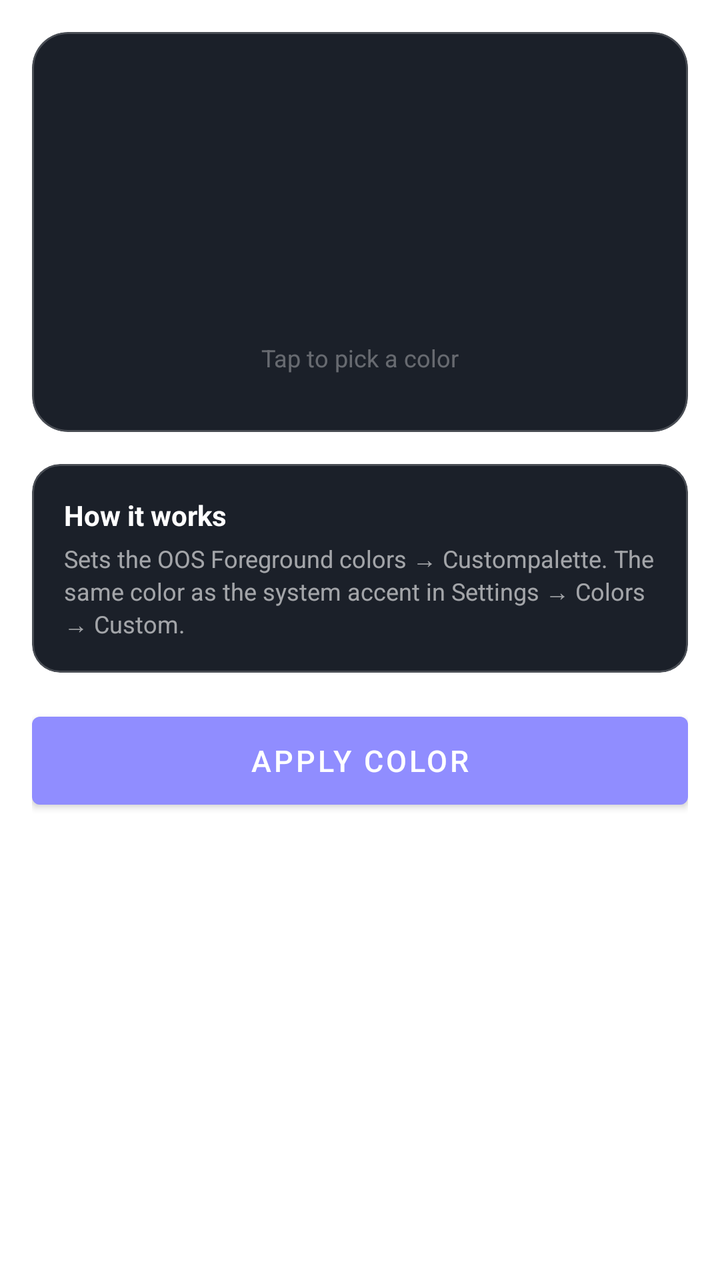
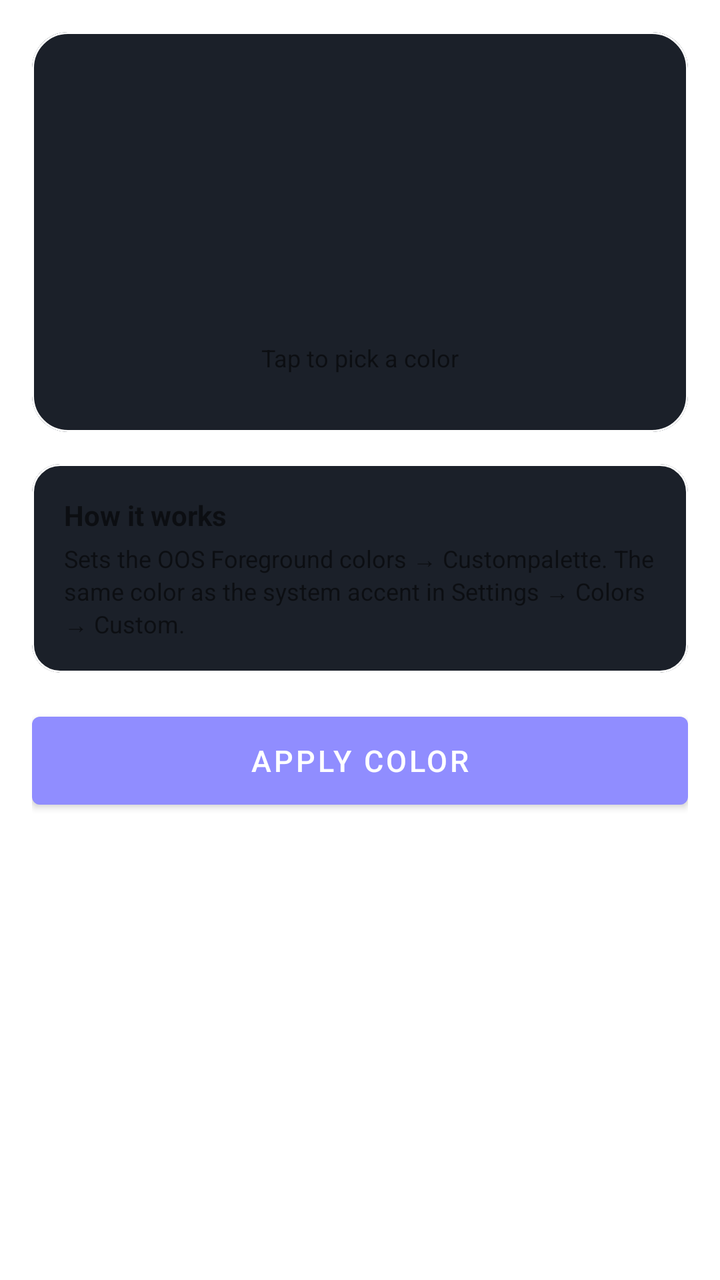

The first picture is an Android layout as it rendered before a commit; the second is the same layout after the commit. The layout source and the unified diff follow.
<!-- AndroidManifest.xml: application theme Theme.Obsidian -->
<!-- res/layout/fragment_system_colors.xml -->
<?xml version="1.0" encoding="utf-8"?>
<LinearLayout
    xmlns:android="http://schemas.android.com/apk/res/android"
    xmlns:app="http://schemas.android.com/apk/res-auto"
    android:layout_width="match_parent"
    android:layout_height="match_parent"
    android:orientation="vertical"
    android:padding="16dp">

    
    <com.google.android.material.card.MaterialCardView
        android:layout_width="match_parent"
        android:layout_height="200dp"
        android:layout_marginBottom="16dp"
        app:cardBackgroundColor="@color/obs_surface"
        app:cardCornerRadius="18dp"
        app:cardElevation="0dp"
        app:strokeColor="#33FFFFFF"
        app:strokeWidth="1dp">

        <LinearLayout
            android:layout_width="match_parent"
            android:layout_height="match_parent"
            android:gravity="center"
            android:orientation="vertical">

            
            <FrameLayout
                android:id="@+id/systemColorSwatchContainer"
                android:layout_width="88dp"
                android:layout_height="88dp"
                android:clickable="true"
                android:focusable="true"
                android:foreground="?attr/selectableItemBackgroundBorderless">

                <View
                    android:id="@+id/systemColorSwatch"
                    android:layout_width="88dp"
                    android:layout_height="88dp" />

            </FrameLayout>

            <TextView
                android:id="@+id/systemColorHex"
                android:layout_width="wrap_content"
                android:layout_height="wrap_content"
                android:layout_marginTop="12dp"
                android:fontFamily="monospace"
                android:textColor="#CCFFFFFF"
                android:textSize="16sp" />

            <TextView
                android:layout_width="wrap_content"
                android:layout_height="wrap_content"
                android:layout_marginTop="4dp"
                android:text="@string/system_color_tap_hint"
                android:textColor="#55FFFFFF"
                android:textSize="12sp" />

        </LinearLayout>

    </com.google.android.material.card.MaterialCardView>

    
    <com.google.android.material.card.MaterialCardView
        android:layout_width="match_parent"
        android:layout_height="wrap_content"
        android:layout_marginBottom="16dp"
        app:cardBackgroundColor="@color/obs_surface"
        app:cardCornerRadius="14dp"
        app:cardElevation="0dp"
        app:strokeColor="#33FFFFFF"
        app:strokeWidth="1dp">

        <LinearLayout
            android:layout_width="match_parent"
            android:layout_height="wrap_content"
            android:orientation="vertical"
            android:padding="16dp">

            <TextView
                android:layout_width="wrap_content"
                android:layout_height="wrap_content"
                android:text="@string/system_color_info_title"
                android:textColor="@android:color/white"
                android:textSize="14sp"
                android:textStyle="bold" />

            <TextView
                android:layout_width="wrap_content"
                android:layout_height="wrap_content"
                android:layout_marginTop="4dp"
                android:text="@string/system_color_info_body"
                android:textColor="#99FFFFFF"
                android:textSize="12sp" />

        </LinearLayout>

    </com.google.android.material.card.MaterialCardView>

    
    <Button
        android:id="@+id/btnApplySystemColor"
        style="@style/Widget.MaterialComponents.Button"
        android:layout_width="match_parent"
        android:layout_height="56dp"
        android:text="@string/system_color_apply"
        android:textSize="15sp" />

</LinearLayout>
<!-- resources referenced by this layout -->
<resources>
  <color name="obs_surface">#1b2029</color>
  <string name="system_color_apply">Apply Color</string>
  <string name="system_color_info_body">Sets the OOS "Foreground colors → Custom" palette. The same color as the system accent in Settings → Colors → Custom.</string>
  <string name="system_color_info_title">How it works</string>
  <string name="system_color_tap_hint">Tap to pick a color</string>
  <style name="Theme.Obsidian" parent="Theme.MaterialComponents.DayNight.DarkActionBar">
          <item name="colorPrimary">@color/obs_primary</item>
          <item name="colorPrimaryVariant">@color/obs_primary_variant</item>
          <item name="colorSecondary">@color/obs_secondary</item>
          <item name="android:statusBarColor">@color/obs_background</item>
          <item name="android:navigationBarColor">@color/obs_background</item>
      </style>
  <color name="obs_primary">#908dff</color>
  <color name="obs_primary_variant">#7574e2</color>
  <color name="obs_secondary">#908dff</color>
  <color name="obs_background">#1b2029</color>
</resources>

<!-- the commit's change to res/layout/fragment_system_colors.xml (unified diff, before → after) -->
@@ -9,13 +9,13 @@
 
     
     <com.google.android.material.card.MaterialCardView
+        android:id="@+id/systemColorPreviewCard"
         android:layout_width="match_parent"
         android:layout_height="200dp"
         android:layout_marginBottom="16dp"
         app:cardBackgroundColor="@color/obs_surface"
         app:cardCornerRadius="18dp"
         app:cardElevation="0dp"
-        app:strokeColor="#33FFFFFF"
         app:strokeWidth="1dp">
 
         <LinearLayout
@@ -46,15 +46,14 @@
                 android:layout_height="wrap_content"
                 android:layout_marginTop="12dp"
                 android:fontFamily="monospace"
-                android:textColor="#CCFFFFFF"
                 android:textSize="16sp" />
 
             <TextView
+                android:id="@+id/systemColorTapHint"
                 android:layout_width="wrap_content"
                 android:layout_height="wrap_content"
                 android:layout_marginTop="4dp"
                 android:text="@string/system_color_tap_hint"
-                android:textColor="#55FFFFFF"
                 android:textSize="12sp" />
 
         </LinearLayout>
@@ -63,13 +62,13 @@
 
     
     <com.google.android.material.card.MaterialCardView
+        android:id="@+id/systemColorInfoCard"
         android:layout_width="match_parent"
         android:layout_height="wrap_content"
         android:layout_marginBottom="16dp"
         app:cardBackgroundColor="@color/obs_surface"
         app:cardCornerRadius="14dp"
         app:cardElevation="0dp"
-        app:strokeColor="#33FFFFFF"
         app:strokeWidth="1dp">
 
         <LinearLayout
@@ -79,19 +78,19 @@
             android:padding="16dp">
 
             <TextView
+                android:id="@+id/systemColorInfoTitle"
                 android:layout_width="wrap_content"
                 android:layout_height="wrap_content"
                 android:text="@string/system_color_info_title"
-                android:textColor="@android:color/white"
                 android:textSize="14sp"
                 android:textStyle="bold" />
 
             <TextView
+                android:id="@+id/systemColorInfoBody"
                 android:layout_width="wrap_content"
                 android:layout_height="wrap_content"
                 android:layout_marginTop="4dp"
                 android:text="@string/system_color_info_body"
-                android:textColor="#99FFFFFF"
                 android:textSize="12sp" />
 
         </LinearLayout>
<!-- resource entries referenced after the edit -->
@@ -5,7 +5,7 @@
   <string name="system_color_info_body">Sets the OOS "Foreground colors → Custom" palette. The same color as the system accent in Settings → Colors → Custom.</string>
   <string name="system_color_info_title">How it works</string>
   <string name="system_color_tap_hint">Tap to pick a color</string>
-  <style name="Theme.Obsidian" parent="Theme.MaterialComponents.DayNight.DarkActionBar">
+  <style name="Theme.Obsidian" parent="Theme.MaterialComponents.DayNight">
           <item name="colorPrimary">@color/obs_primary</item>
           <item name="colorPrimaryVariant">@color/obs_primary_variant</item>
           <item name="colorSecondary">@color/obs_secondary</item>
